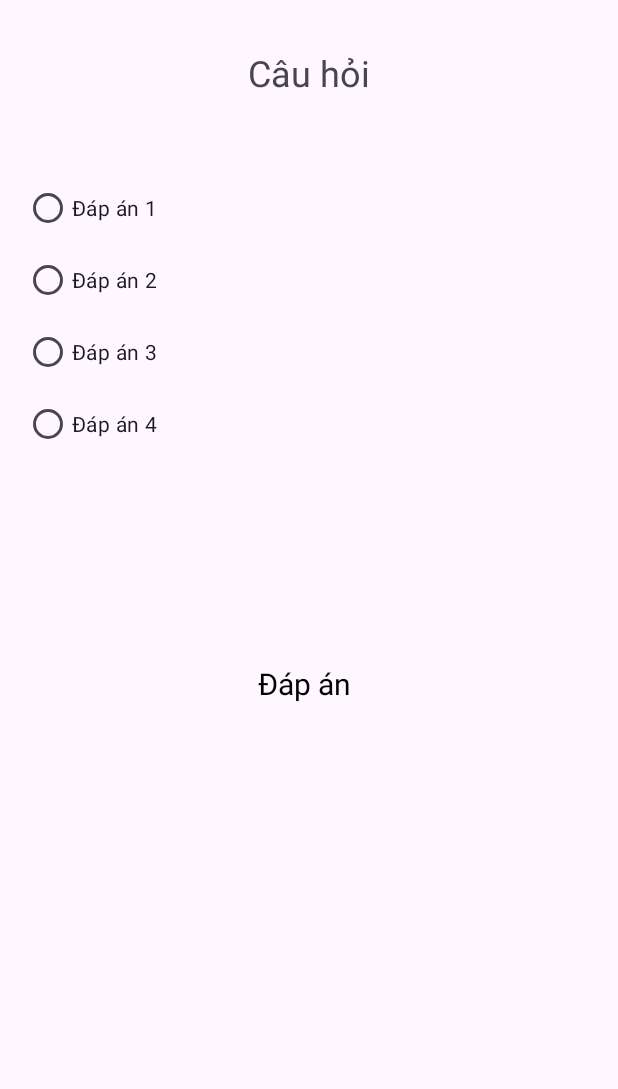
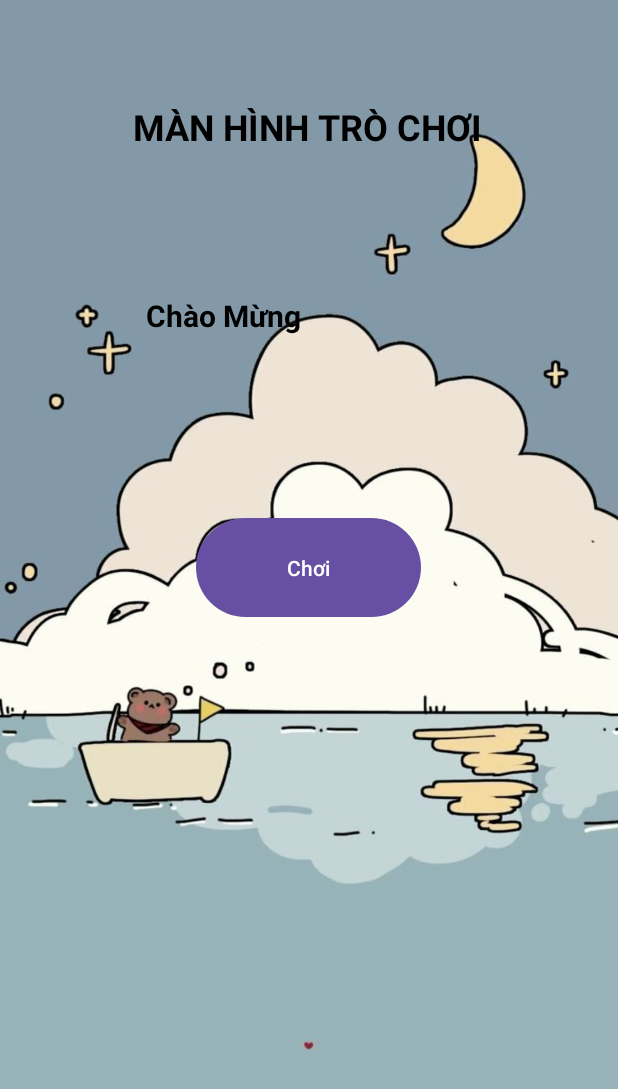
Before and after one commit to ngthanhtri/63131548-AndroidProgramming, an Android app: the ActivityHome screen opened directly, with no data from a screen before it, on a phone screen of 412 x 824 dp. Shown: the top 1089 px of the screen. Run offline under Robolectric (Android 15) with nearby library versions, the phone set to English and light mode, and no system bars.

Commit message:
4 activity: Main, Login, Home, Quiz

```diff
--- a/InTentVD2/app/src/main/java/thanhtri/com/intent_vd2/ActivityHome.java
+++ b/InTentVD2/app/src/main/java/thanhtri/com/intent_vd2/ActivityHome.java
@@ -1,14 +1,30 @@
 package thanhtri.com.intent_vd2;
 
 import androidx.appcompat.app.AppCompatActivity;
-
+import android.content.Intent;
 import android.os.Bundle;
+import android.view.View;
+import android.widget.TextView;
 
 public class ActivityHome extends AppCompatActivity {
+
+    private TextView TVWelcome;
 
     @Override
     protected void onCreate(Bundle savedInstanceState) {
         super.onCreate(savedInstanceState);
         setContentView(R.layout.activity_home);
+
+        TVWelcome = findViewById(R.id.TVChaoMung);
+
+        Intent intent = getIntent();
+        if(intent != null && intent.hasExtra("USERNAME")) {
+            String username = intent.getStringExtra("USERNAME");
+            TVWelcome.setText("Chào mừng " + username);
+        }
+    }
+    public void ChuyenManHinhQuiz(View v){
+        Intent iQuiz = new Intent(this, ActivityQuiz.class);
+        startActivity(iQuiz);
     }
 }
--- a/InTentVD2/app/src/main/res/layout/activity_home.xml
+++ b/InTentVD2/app/src/main/res/layout/activity_home.xml
@@ -4,68 +4,60 @@
     xmlns:tools="http://schemas.android.com/tools"
     android:layout_width="match_parent"
     android:layout_height="match_parent"
-    tools:context=".ActivityHome">
+    tools:context=".MainActivity"
+    android:background="@drawable/bghome">
 
     <TextView
-        android:id="@+id/TVcauhoi"
+        android:id="@+id/TVManhinhTroChoi"
         android:layout_width="wrap_content"
         android:layout_height="wrap_content"
-        android:text="Câu hỏi"
+        android:layout_marginTop="68dp"
+        android:text="MÀN HÌNH TRÒ CHƠI"
         android:textSize="24sp"
+        android:textColor="#000000"
+        android:textStyle="bold"
+        app:layout_constraintEnd_toEndOf="parent"
+        app:layout_constraintHorizontal_bias="0.497"
         app:layout_constraintStart_toStartOf="parent"
-        app:layout_constraintTop_toTopOf="parent"
-        app:layout_constraintEnd_toEndOf="parent"
-        android:layout_marginTop="32dp"
-        android:layout_marginStart="16dp"
-        android:layout_marginEnd="16dp" />
-
-    <RadioGroup
-        android:id="@+id/rdgrcautraloi"
-        android:layout_width="0dp"
-        android:layout_height="wrap_content"
-        app:layout_constraintStart_toStartOf="parent"
-        app:layout_constraintEnd_toEndOf="parent"
-        app:layout_constraintTop_toBottomOf="@+id/TVcauhoi"
-        android:layout_marginTop="50dp"
-        android:layout_marginStart="16dp"
-        android:layout_marginEnd="16dp">
-
-        <RadioButton
-            android:id="@+id/rdbtn1"
-            android:layout_width="wrap_content"
-            android:layout_height="wrap_content"
-            android:text="Đáp án 1" />
-
-        <RadioButton
-            android:id="@+id/rdbtn2"
-            android:layout_width="wrap_content"
-            android:layout_height="wrap_content"
-            android:text="Đáp án 2" />
-
-        <RadioButton
-            android:id="@+id/rdbtn3"
-            android:layout_width="wrap_content"
-            android:layout_height="wrap_content"
-            android:text="Đáp án 3" />
-
-        <RadioButton
-            android:id="@+id/rdbtn4"
-            android:layout_width="wrap_content"
-            android:layout_height="wrap_content"
-            android:text="Đáp án 4" />
-    </RadioGroup>
+        app:layout_constraintTop_toTopOf="parent" />
 
     <TextView
-        android:id="@+id/TVdapan"
-        android:layout_width="229dp"
-        android:layout_height="66dp"
-        android:layout_marginStart="88dp"
-        android:layout_marginTop="116dp"
-        android:text="Đáp án"
-        android:gravity="center"
+        android:id="@+id/TVChaoMung"
+        android:layout_width="wrap_content"
+        android:layout_height="wrap_content"
+        android:layout_marginTop="96dp"
+        android:layout_marginEnd="8dp"
+        android:text="Chào Mừng"
         android:textColor="#000000"
         android:textSize="20sp"
+        android:textStyle="bold"
+        app:layout_constraintEnd_toStartOf="@+id/TVUsername"
         app:layout_constraintStart_toStartOf="parent"
-        app:layout_constraintTop_toBottomOf="@+id/rdgrcautraloi" />
+        app:layout_constraintTop_toBottomOf="@+id/TVManhinhTroChoi" />
+
+    <TextView
+        android:id="@+id/TVUsername"
+        android:layout_width="wrap_content"
+        android:layout_height="wrap_content"
+        android:layout_marginStart="8dp"
+        android:layout_marginTop="88dp"
+        android:textSize="18sp"
+        android:textColor="#000000"
+        android:textStyle="bold"
+        app:layout_constraintEnd_toEndOf="parent"
+        app:layout_constraintStart_toEndOf="@+id/TVChaoMung"
+        app:layout_constraintTop_toBottomOf="@+id/TVManhinhTroChoi" />
+
+    <Button
+        android:id="@+id/btnChoi"
+        android:layout_width="150dp"
+        android:layout_height="74dp"
+        android:layout_marginTop="128dp"
+        android:text="Chơi"
+        android:onClick="ChuyenManHinhQuiz"
+        app:layout_constraintEnd_toEndOf="parent"
+        app:layout_constraintHorizontal_bias="0.498"
+        app:layout_constraintStart_toStartOf="parent"
+        app:layout_constraintTop_toBottomOf="@+id/TVUsername" />
 
 </androidx.constraintlayout.widget.ConstraintLayout>
--- a/InTentVD2/app/src/main/res/layout/activity_main.xml
+++ b/InTentVD2/app/src/main/res/layout/activity_main.xml
@@ -4,7 +4,7 @@
     xmlns:tools="http://schemas.android.com/tools"
     android:layout_width="match_parent"
     android:layout_height="match_parent"
-    android:background="@drawable/bg">
+    android:background="@drawable/bgmain">
 
     <TextView
         android:id="@+id/textViewTitle"
@@ -12,7 +12,6 @@
         android:layout_height="wrap_content"
         android:layout_marginTop="96dp"
         android:text="Màn hình chính"
-        android:onClick="ChuyenManHinh"
         android:textColor="#87D617"
         android:textSize="40dp"
         app:layout_constraintEnd_toEndOf="parent"
@@ -27,6 +26,7 @@
         android:layout_height="100dp"
         android:textSize="20dp"
         android:text="Đăng nhập"
+        android:onClick="ChuyenManHinh"
         app:layout_constraintBottom_toBottomOf="parent"
         app:layout_constraintEnd_toEndOf="parent"
         app:layout_constraintStart_toStartOf="parent"
```
Also changed, not shown: InTentVD2/app/src/main/AndroidManifest.xml (+6 -3 lines), InTentVD2/app/src/main/java/thanhtri/com/intent_vd2/ActivityLogin.java (+7 -5 lines), InTentVD2/app/src/main/java/thanhtri/com/intent_vd2/ActivityQuiz.java (added, +76 -0 lines), InTentVD2/app/src/main/java/thanhtri/com/intent_vd2/CauHoi.java (added, +25 -0 lines), InTentVD2/app/src/main/java/thanhtri/com/intent_vd2/DSCauHoi.java (added, +67 -0 lines), InTentVD2/app/src/main/res/layout/activity_login.xml (+6 -6 lines), InTentVD2/app/src/main/res/layout/activity_quiz.xml (added, +83 -0 lines), InTentVD2/app/src/main/res/drawable/bghome.png (added), InTentVD2/app/src/main/res/drawable/bgmain.png (renamed from InTentVD2/app/src/main/res/drawable/bg.png), InTentVD2/app/src/main/res/drawable/bgquiz.png (added), 2 other files.
